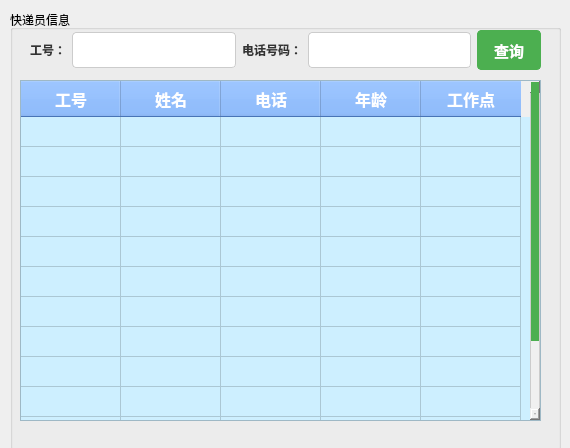
First picture: the form in modules/admin/admin_search_postman.ui, repository gfzyl/Parcel-System, before the edit.
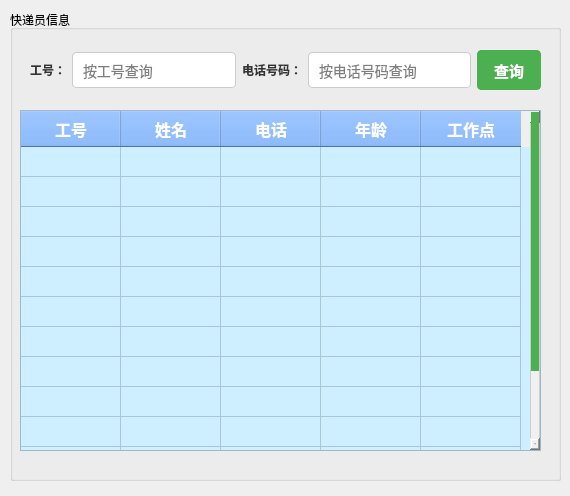
Second picture: the form after the edit.

```diff
--- a/modules/admin/admin_search_postman.ui
+++ b/modules/admin/admin_search_postman.ui
@@ -7,7 +7,7 @@
     <x>0</x>
     <y>0</y>
     <width>570</width>
-    <height>448</height>
+    <height>496</height>
    </rect>
   </property>
   <property name="windowTitle">
@@ -92,11 +92,23 @@
                 }
             </string>
   </property>
+  <widget class="QGroupBox" name="groupBox">
+   <property name="geometry">
+    <rect>
+     <x>10</x>
+     <y>10</y>
+     <width>551</width>
+     <height>471</height>
+    </rect>
+   </property>
+   <property name="title">
+    <string>快递员信息</string>
+   </property>
   <widget class="QTableWidget" name="tableWidget">
    <property name="geometry">
     <rect>
-     <x>20</x>
-     <y>80</y>
+      <x>10</x>
+      <y>100</y>
      <width>521</width>
      <height>341</height>
     </rect>
@@ -198,8 +210,8 @@
   <widget class="QWidget" name="layoutWidget">
    <property name="geometry">
     <rect>
-     <x>30</x>
-     <y>30</y>
+      <x>20</x>
+      <y>40</y>
      <width>511</width>
      <height>40</height>
     </rect>
@@ -213,7 +225,11 @@
      </widget>
     </item>
     <item>
-     <widget class="QLineEdit" name="input1_lineedit"/>
+      <widget class="QLineEdit" name="input1_lineedit">
+       <property name="placeholderText">
+        <string>按工号查询</string>
+       </property>
+      </widget>
     </item>
     <item>
      <widget class="QLabel" name="label_2">
@@ -223,7 +239,11 @@
      </widget>
     </item>
     <item>
-     <widget class="QLineEdit" name="input2_lineedit"/>
+      <widget class="QLineEdit" name="input2_lineedit">
+       <property name="placeholderText">
+        <string>按电话号码查询</string>
+       </property>
+      </widget>
     </item>
     <item>
      <widget class="QPushButton" name="btn_query">
@@ -234,18 +254,6 @@
     </item>
    </layout>
   </widget>
-  <widget class="QGroupBox" name="groupBox">
-   <property name="geometry">
-    <rect>
-     <x>10</x>
-     <y>10</y>
-     <width>551</width>
-     <height>441</height>
-    </rect>
-   </property>
-   <property name="title">
-    <string>快递员信息</string>
-   </property>
   </widget>
   <zorder>groupBox</zorder>
   <zorder>tableWidget</zorder>
```
Left out of the diff: 3 changed lines with no effect on the pictures. Lines whose indentation alone changed are shown as unchanged.
